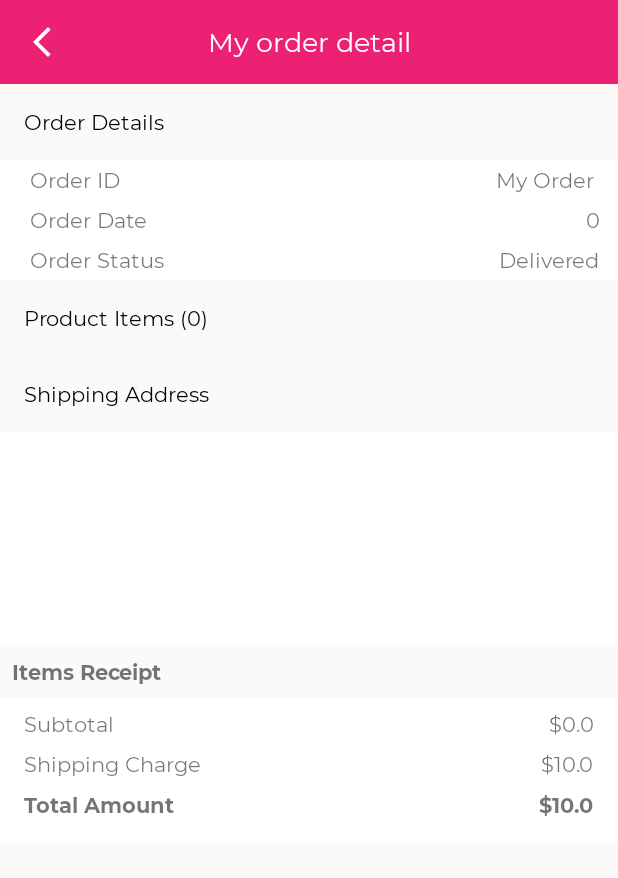
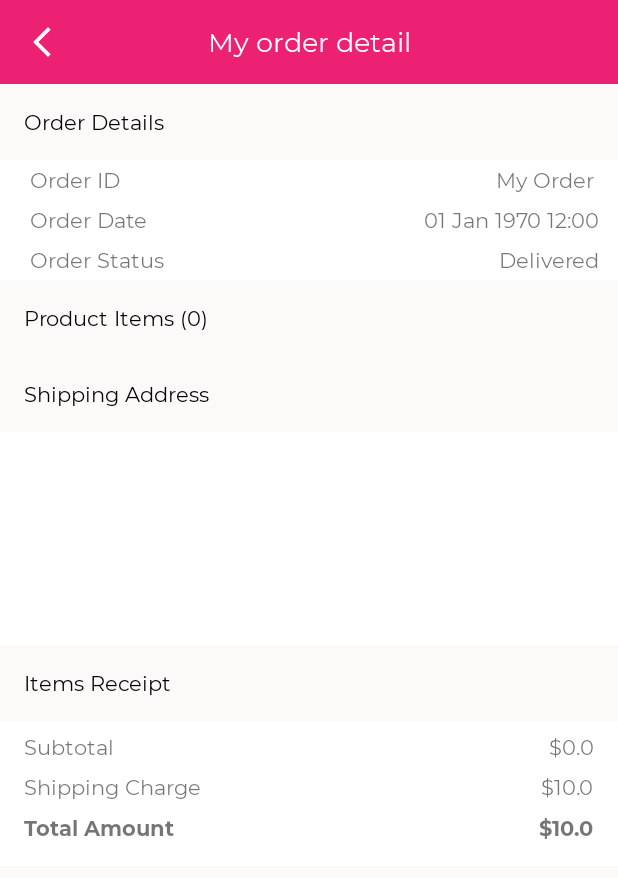
Before and after one commit to Pete1407/MyShop, an Android app: the OrderDetailActivity screen opened directly, with no data from a screen before it, on a phone screen of 412 x 824 dp. Shown: the top 878 px of the screen. Run offline under Robolectric (Android 15) with nearby library versions, the phone set to English and light mode, and no system bars; libraries missing offline, so code that uses them is left out: com.google.firestore.v1; 2 statements that could not run were skipped.

Commit message:
update order time code

```diff
--- a/app/src/main/java/com/example/myshop/activities/activity/OrderDetailActivity.kt
+++ b/app/src/main/java/com/example/myshop/activities/activity/OrderDetailActivity.kt
@@ -10,7 +10,11 @@ import com.example.myshop.databinding.ActivityOrderDetailBinding
 import com.example.myshop.model.Cart
 import com.example.myshop.model.Order
 import com.example.myshop.util.BaseCommon
+import com.example.myshop.util.MyShopKey
 import com.google.firestore.v1.StructuredQuery
+import java.text.SimpleDateFormat
+import java.util.*
+import kotlin.collections.ArrayList
 
 class OrderDetailActivity : BaseActivity(),BaseCommon {
 
@@ -37,7 +41,11 @@ class OrderDetailActivity : BaseActivity(),BaseCommon {
 
     override fun setUI() {
         binding.idValue.text = "My Order ${order.id}"
-        binding.dateValue.text = order.order_dateTime.toString()
+        val dateFormat = SimpleDateFormat(MyShopKey.DATE_FORMAT,Locale.getDefault())
+        val calendar = Calendar.getInstance()
+        calendar.timeInMillis = order.order_dateTime
+        val dateText = dateFormat.format(calendar.time)
+        binding.dateValue.text = dateText
         binding.statusValue.text = "Delivered"
         binding.productItemTitle.text = "${getString(R.string.product_item,order.items.size.toString())}"
         binding.place.text = order.addressModel.type
--- a/app/src/main/java/com/example/myshop/util/MyShopKey.kt
+++ b/app/src/main/java/com/example/myshop/util/MyShopKey.kt
@@ -56,6 +56,7 @@ object MyShopKey {
     const val TYPE = "type"
     const val OTHER_DETAIL = "otherDetails"
 
+    const val DATE_FORMAT = "dd MMM yyyy hh:mm"
 
     fun showGallery(activity: Activity){
         val intent = Intent(Intent.ACTION_PICK,MediaStore.Images.Media.EXTERNAL_CONTENT_URI)
--- a/app/src/main/res/layout/activity_order_detail.xml
+++ b/app/src/main/res/layout/activity_order_detail.xml
@@ -187,11 +187,9 @@
             android:layout_width="wrap_content"
             android:layout_height="wrap_content"
             android:text="@string/items_receipt"
-            app:typeText="@string/text_bold"
-            android:layout_marginTop="@dimen/spacing_small"
-            android:layout_marginStart="@dimen/spacing_small"
-            app:layout_constraintStart_toStartOf="parent"
-            app:layout_constraintTop_toTopOf="parent"/>
+            app:textBlack="true"
+            android:layout_margin="@dimen/spacing_medium"
+            app:layout_constraintStart_toStartOf="parent" />
 
         <androidx.constraintlayout.widget.ConstraintLayout
             android:id="@+id/constraintLayout"
@@ -199,7 +197,6 @@
             android:layout_height="wrap_content"
             android:background="@color/white"
             android:orientation="vertical"
-            android:layout_marginTop="@dimen/spacing_small"
             android:padding="@dimen/spacing_small"
             app:layout_constraintTop_toBottomOf="@id/title">
 
```
